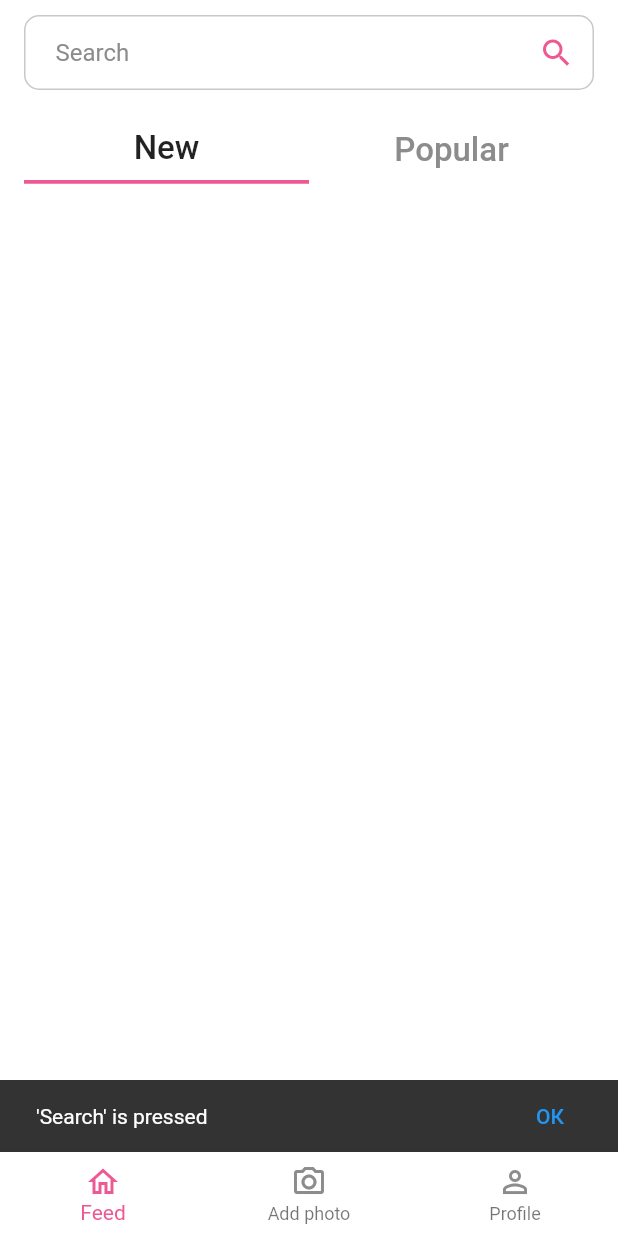
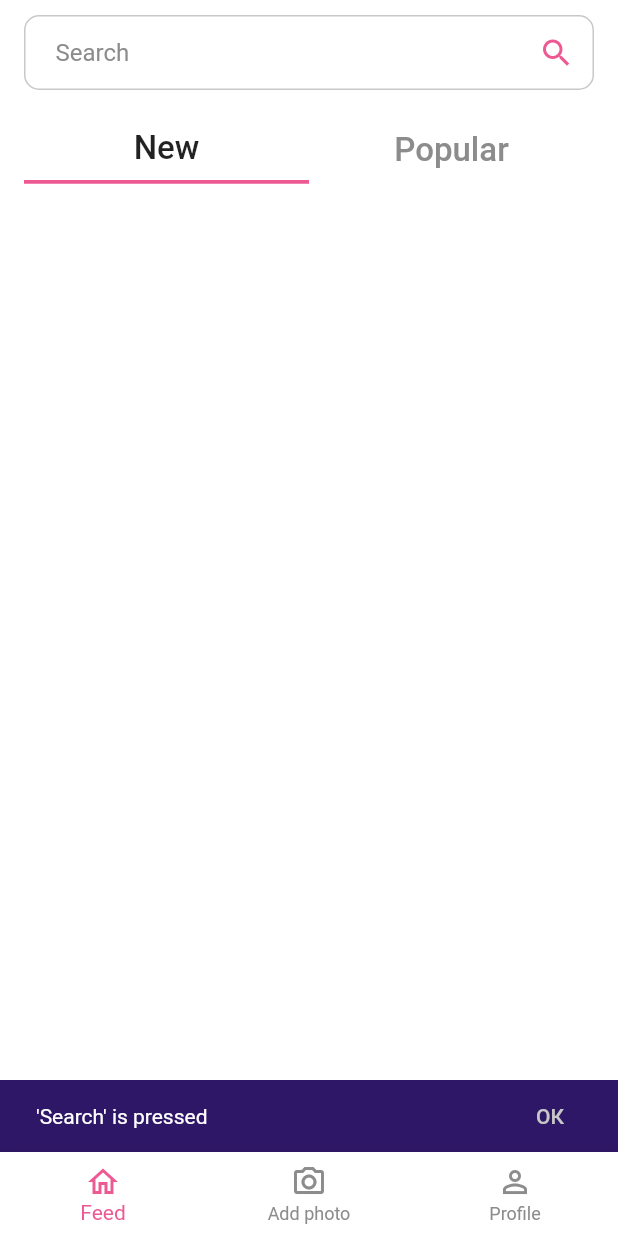
Before and after one commit to TemityStolyarov/gallery_app, a Flutter app: the screen it shows after launch, after a tap on "Popular", after a tap on "New", after a tap on the "search" icon, on a phone screen of 412 x 824 dp. Run offline on Flutter 3.47's test engine with Material 2 defaults, Android fonts, the phone set to English and light mode, and no system bars; our stand-ins replace bloc, flutter_bloc, image_picker.

```diff
--- a/lib/constants.dart
+++ b/lib/constants.dart
@@ -3,6 +3,7 @@ import 'package:flutter/material.dart';
 /* COLORS */
 const DEFAULT_ACCENT_COLOR = Color(0xFFED5992);
 const DEFAULT_BACKGROUND_COLOR = Color(0xFFFFFFFF);
+const DEFAULT_TITLE_COLOR = Color(0xFF2F1767);
 const DEFAULT_SUBTITLE_COLOR = Color.fromRGBO(140, 140, 140, 1);
 const GRAY_LIGHT = Color.fromRGBO(200, 200, 200, 1);
 const INVISIBLE = Color.fromARGB(0, 255, 255, 255);
--- a/lib/main.dart
+++ b/lib/main.dart
@@ -5,6 +5,7 @@ import 'package:gallery_app/ui/global_widgets/appbar.dart';
 import 'package:gallery_app/ui/pages/bloc/select_page_bloc.dart';
 import 'package:gallery_app/ui/pages/new_page.dart';
 import 'package:gallery_app/ui/pages/popular_page.dart';
+// import 'package:gallery_app/ui/utils/image_picker.dart';
 
 void main() {
   runApp(const MainApp());
@@ -22,6 +23,14 @@ class _MainAppState extends State<MainApp> {
     isOpen: false,
     selectedText: 'Empty',
   );
+
+  int _selectedIndex = 0;
+  void _onItemTapped(int index) {
+    setState(() {
+      _selectedIndex = index;
+    });
+  }
+
   @override
   Widget build(BuildContext context) {
     return MaterialApp(
@@ -35,7 +44,26 @@ class _MainAppState extends State<MainApp> {
             search: _search,
           ),
         ),
-        body: BlocProvider(
+        body: _selectPage(_selectedIndex),
+        bottomNavigationBar: BottomNavigationBar(
+          backgroundColor: DEFAULT_BACKGROUND_COLOR,
+          //fixedColor: DEFAULT_ACCENT_COLOR,
+          items: _getBottomNavigationBar(),
+          currentIndex: _selectedIndex,
+          onTap: _onItemTapped,
+          selectedItemColor: DEFAULT_ACCENT_COLOR,
+          unselectedItemColor: DEFAULT_SUBTITLE_COLOR,
+        ),
+      ),
+      debugShowCheckedModeBanner: false,
+      color: DEFAULT_ACCENT_COLOR,
+    );
+  }
+
+  Widget _selectPage(int index) {
+    switch (index) {
+      case 0:
+        return BlocProvider(
           create: (context) => SelectPageBloc(),
           child: BlocBuilder<SelectPageBloc, SelectPageState>(
             builder: (context, state) {
@@ -79,37 +107,55 @@ class _MainAppState extends State<MainApp> {
               );
             },
           ),
+        );
+
+      case 1:
+        return const Text('GAddPhotoSliderPanel()');
+      //GAddPhotoSliderPanel();
+      case 2:
+        return const Text('case2');
+      default:
+        return const Padding(
+          padding: EdgeInsets.symmetric(horizontal: 16, vertical: 8),
+          child: Row(
+            children: [
+              Expanded(
+                child: Center(
+                  child: Text(
+                    'An error occured while loading main page with BottomNavigationBar!',
+                    textAlign: TextAlign.center,
                   ),
-        bottomNavigationBar: BottomNavigationBar(
-          backgroundColor: DEFAULT_BACKGROUND_COLOR,
-          fixedColor: DEFAULT_ACCENT_COLOR,
-          items: const <BottomNavigationBarItem>[
+                ),
+              ),
+            ],
+          ),
+        );
+    }
+  }
+
+  _getBottomNavigationBar() {
+    return const <BottomNavigationBarItem>[
       BottomNavigationBarItem(
         icon: Icon(
           Icons.home_outlined,
-                color: DEFAULT_ACCENT_COLOR,
+          // color: DEFAULT_ACCENT_COLOR,
         ),
         label: 'Feed',
       ),
       BottomNavigationBarItem(
         icon: Icon(
           Icons.camera_alt_outlined,
-                color: DEFAULT_SUBTITLE_COLOR,
+          // color: DEFAULT_SUBTITLE_COLOR,
         ),
         label: 'Add photo',
       ),
       BottomNavigationBarItem(
         icon: Icon(
           Icons.person_outline,
-                color: DEFAULT_SUBTITLE_COLOR,
+          //color: DEFAULT_SUBTITLE_COLOR,
         ),
         label: 'Profile',
       ),
-          ],
-        ),
-      ),
-      debugShowCheckedModeBanner: false,
-      color: DEFAULT_ACCENT_COLOR,
-    );
+    ];
   }
 }
--- a/lib/ui/global_widgets/snack_message.dart
+++ b/lib/ui/global_widgets/snack_message.dart
@@ -1,4 +1,5 @@
 import 'package:flutter/material.dart';
+import 'package:gallery_app/constants.dart';
 
 void showSnackMessage(
   BuildContext context,
@@ -8,15 +9,18 @@ void showSnackMessage(
   ScaffoldMessenger.of(context).hideCurrentSnackBar();
   ScaffoldMessenger.of(context).showSnackBar(
     SnackBar(
+      backgroundColor: DEFAULT_TITLE_COLOR,
       duration: duration,
       content: Text(text),
       action: SnackBarAction(
         label: "ОК",
+        textColor: GRAY_LIGHT,
         onPressed: () {
           ScaffoldMessenger.of(context).hideCurrentSnackBar();
           ScaffoldMessenger.of(context).showSnackBar(
             const SnackBar(
-              content: Text("ОК"),
+              backgroundColor: DEFAULT_TITLE_COLOR,
+              content: Text("You have pressed 'ОК' button"),
             ),
           );
         },
--- a/lib/ui/pages/bloc/select_page_bloc.dart
+++ b/lib/ui/pages/bloc/select_page_bloc.dart
@@ -1,3 +1,5 @@
+import 'dart:async';
+
 import 'package:bloc/bloc.dart';
 import 'package:meta/meta.dart';
 
@@ -8,23 +10,31 @@ class SelectPageBloc extends Bloc<SelectPageEvent, SelectPageState> {
   SelectPageBloc() : super(SelectPageInitialState()) {
     on<SelectPopularPageEvent>(_selectPopularPage);
     on<SelectNewPageEvent>(_selectNewPage);
+    on<SelectAddPhotoPageEvent>(_selectAddPhotoPage);
     _initialize();
   }
 
-  void _selectPopularPage(
+  _selectPopularPage(
       SelectPopularPageEvent event, Emitter<SelectPageState> emit) {
     emit(
       SelectedPopularPageState(),
     );
   }
 
-  void _selectNewPage(SelectNewPageEvent event, Emitter<SelectPageState> emit) {
+  _selectNewPage(SelectNewPageEvent event, Emitter<SelectPageState> emit) {
     emit(
       SelectedNewPageState(),
     );
   }
 
-  void _initialize() {
+  _selectAddPhotoPage(
+      SelectAddPhotoPageEvent event, Emitter<SelectPageState> emit) {
+    emit(
+      SelectedAddPhotoPageState(),
+    );
+  }
+
+  _initialize() {
     emit(
       SelectedNewPageState(),
     );
--- a/lib/ui/pages/bloc/select_page_event.dart
+++ b/lib/ui/pages/bloc/select_page_event.dart
@@ -10,3 +10,7 @@ class SelectPopularPageEvent extends SelectPageEvent {
 class SelectNewPageEvent extends SelectPageEvent {
   SelectNewPageEvent();
 }
+
+class SelectAddPhotoPageEvent extends SelectPageEvent {
+  SelectAddPhotoPageEvent();
+}
--- a/lib/ui/pages/bloc/select_page_state.dart
+++ b/lib/ui/pages/bloc/select_page_state.dart
@@ -13,6 +13,6 @@ class SelectedPopularPageState extends SelectPageState {
   SelectedPopularPageState();
 }
 
-class LoadingPageState extends SelectPageState {
-  LoadingPageState();
+class SelectedAddPhotoPageState extends SelectPageState {
+  SelectedAddPhotoPageState();
 }
--- a/lib/ui/pages/new_page.dart
+++ b/lib/ui/pages/new_page.dart
@@ -54,7 +54,6 @@ class NewPage extends StatelessWidget {
                     child: GestureDetector(
                       onTap: () {
                         bloc.add(SelectPopularPageEvent());
-                        print('Popular page selected!');
                       },
                       child: const Text(
                         'Popular',
--- a/lib/ui/pages/popular_page.dart
+++ b/lib/ui/pages/popular_page.dart
@@ -29,7 +29,6 @@ class PopularPage extends StatelessWidget {
                     child: GestureDetector(
                       onTap: () {
                         bloc.add(SelectNewPageEvent());
-                        print('New page selected!');
                       },
                       child: const Text(
                         'New',
--- /dev/null
+++ b/lib/ui/utils/image_picker.dart
@@ -0,0 +1,17 @@
+import 'package:flutter/material.dart';
+import 'package:image_picker/image_picker.dart';
+
+Future<Widget> uploadPhoto() async {
+  final picker = ImagePicker();
+  final pickedImage = await picker.pickImage(source: ImageSource.gallery);
+
+  if (pickedImage != null) {
+    return const Text('An image has been succesfully loaded!');
+    // Image picked successfully, do something with the image
+    // For example, you can upload it to a server or display it in your UI
+    // using a widget like Image.file or Image.memory.
+  } else {
+    return const Text('Image loading has beed cancelled!');
+    // User canceled the image picking
+  }
+}
--- a/pubspec.yaml
+++ b/pubspec.yaml
@@ -10,6 +10,7 @@ dependencies:
   flutter_bloc: ^8.1.2
   flutter:
     sdk: flutter
+  image_picker: ^0.8.7+5
 
 dev_dependencies:
   flutter_test:
```
Also changed, not shown: lib/ui/global_widgets/appbar.dart (+0 -48 lines), pubspec.lock. Lines whose indentation alone changed are shown as unchanged.
